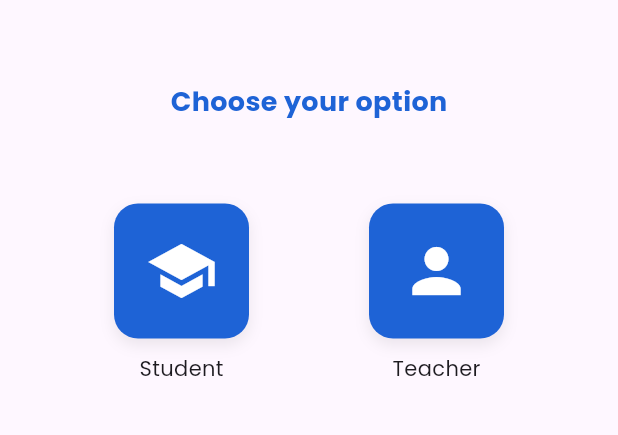
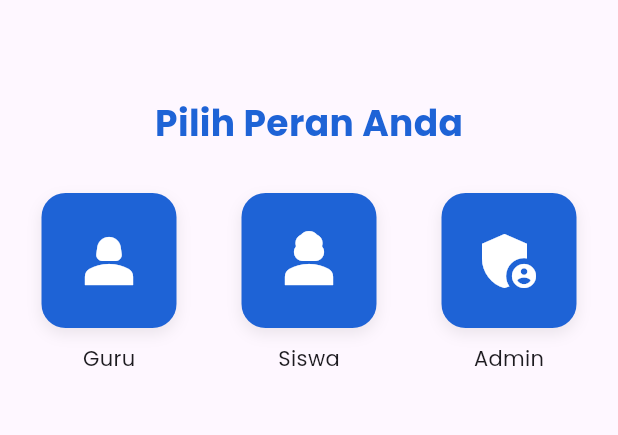
Before and after one commit to SyafiraNurulHanifa/sistem-akademik, a Flutter app: the ChooseOptionScreen screen opened directly, on a phone screen of 412 x 824 dp, the part 428-863 px from its top. Run offline on Flutter 3.47's test engine with Material 3 defaults, Android fonts, the phone set to English and light mode, and no system bars.

Commit message:
login admin

```diff
--- a/lib/features/auth/choose_option_screen.dart
+++ b/lib/features/auth/choose_option_screen.dart
@@ -1,6 +1,8 @@
+// choose_option_screen.dart
 import 'package:flutter/material.dart';
 import 'student_login_screen.dart';
 import 'teacher_login_screen.dart';
+import '../../admin/admin_login_page.dart';
 
 class ChooseOptionScreen extends StatelessWidget {
   const ChooseOptionScreen({super.key});
@@ -41,7 +43,7 @@ class ChooseOptionScreen extends StatelessWidget {
                           padding: const EdgeInsets.all(12.0),
                           child: Image.asset(
                             'assets/icons/logo.png',
-                            fit: BoxFit.cover,
+                            fit: BoxFit.contain,
                           ),
                         ),
                       ),
@@ -52,30 +54,46 @@ class ChooseOptionScreen extends StatelessWidget {
             ),
           ),
 
-          // Bagian bawah
-          Expanded(
-            child: Column(
-              mainAxisAlignment: MainAxisAlignment.start, // mulai dari atas
-              children: [
-                const SizedBox(height: 40), // jarak lebih besar biar turun
+          const SizedBox(height: 50),
           const Text(
-                  "Choose your option",
+            "Pilih Peran Anda",
             style: TextStyle(
-                    fontSize: 18, // sedikit lebih besar
-                    fontWeight: FontWeight.w600,
+              fontSize: 24,
+              fontWeight: FontWeight.bold,
               color: Color(0xFF1E63D6),
             ),
           ),
-                const SizedBox(height: 55),
+          const SizedBox(height: 30),
 
-                // Tombol Student & Teacher
-                Row(
-                  mainAxisAlignment: MainAxisAlignment.center,
+          // Tombol pilihan
+          Padding(
+            padding: const EdgeInsets.symmetric(horizontal: 16.0),
+            child: SizedBox(
+              width: double.infinity,
+              child: Wrap(
+                alignment: WrapAlignment.spaceAround,
+                spacing: 20,
+                runSpacing: 20,
                 children: [
+                  // Tombol untuk Guru
                   buildOption(
                     context,
-                      icon: Icons.school,
-                      label: "Student",
+                    icon: Icons.person_2,
+                    label: 'Guru',
+                    onTap: () {
+                      Navigator.push(
+                        context,
+                        MaterialPageRoute(
+                          builder: (_) => const TeacherLoginScreen(),
+                        ),
+                      );
+                    },
+                  ),
+                  // Tombol untuk Siswa
+                  buildOption(
+                    context,
+                    icon: Icons.person_3,
+                    label: 'Siswa',
                     onTap: () {
                       Navigator.push(
                         context,
@@ -85,23 +103,22 @@ class ChooseOptionScreen extends StatelessWidget {
                       );
                     },
                   ),
-                    const SizedBox(width: 80),
+                  // Tombol untuk Admin
                   buildOption(
                     context,
-                      icon: Icons.person,
-                      label: "Teacher",
+                    icon: Icons.admin_panel_settings,
+                    label: 'Admin',
                     onTap: () {
                       Navigator.push(
                         context,
                         MaterialPageRoute(
-                            builder: (_) => const TeacherLoginScreen(),
+                          builder: (_) => const AdminLoginPage(),
                         ),
                       );
                     },
                   ),
                 ],
               ),
-              ],
             ),
           ),
         ],
@@ -138,7 +155,7 @@ class ChooseOptionScreen extends StatelessWidget {
               icon,
               size: 48,
               color: Colors.white,
-            ), // icon lebih besar
+            ),
           ),
           const SizedBox(height: 10),
           Text(
--- a/pubspec.yaml
+++ b/pubspec.yaml
@@ -11,6 +11,7 @@ dependencies:
   flutter:
     sdk: flutter
   cupertino_icons: ^1.0.8
+  http: ^1.2.1
 
 dev_dependencies:
   flutter_test:
```
Also changed, not shown: lib/admin/admin_login_page.dart (added, +113 -0 lines), pubspec.lock. Lines whose indentation alone changed are shown as unchanged.
